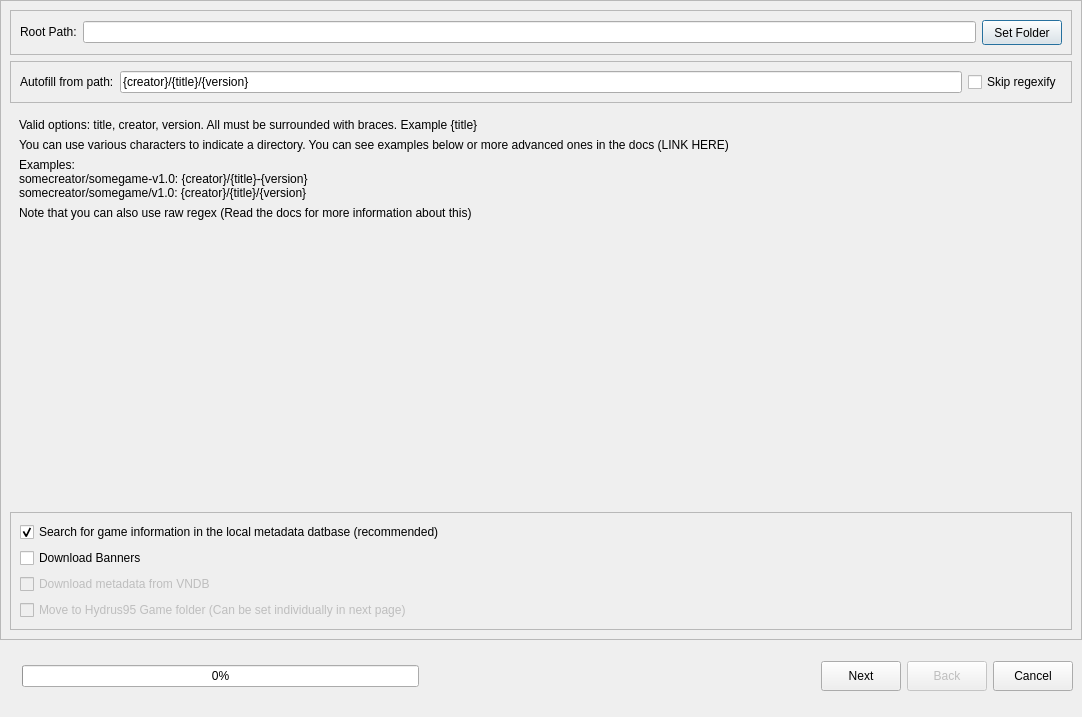
Before: the Qt Designer form src/ui/dialog/batchimportdialog.ui in KJNeko/Atlas, drawn with Qt 5.
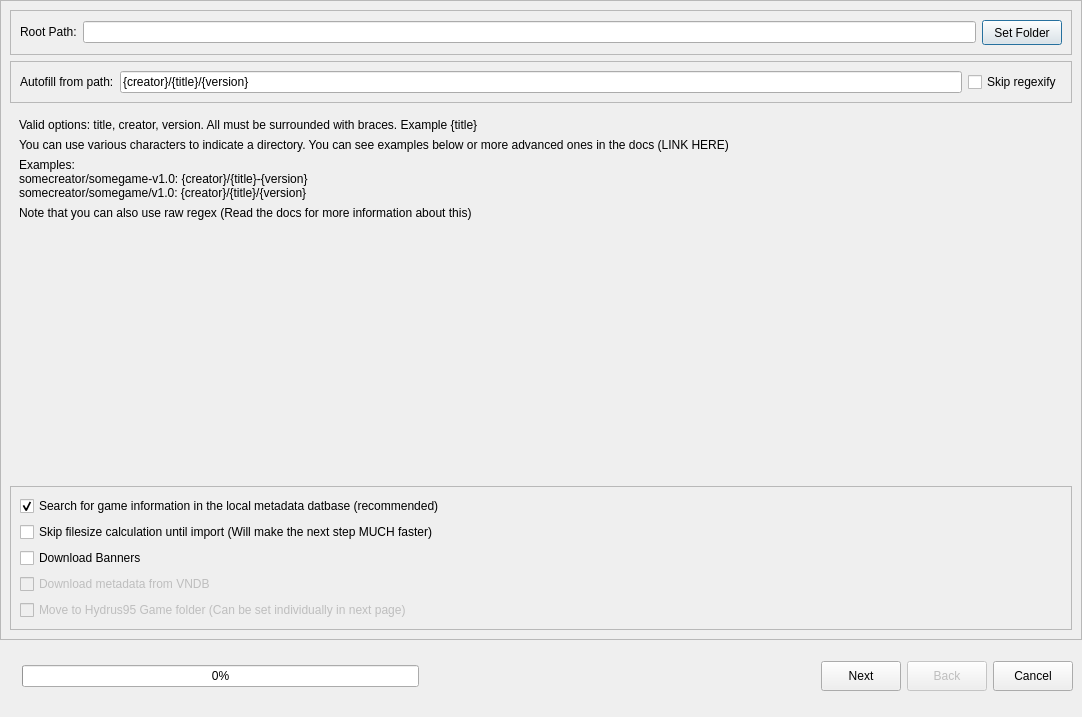
After: the same form once the commit is applied.

Commit message: Redo config and load/save config for batchImportDialog

The edit to the form file:
```diff
--- a/src/ui/dialog/batchimportdialog.ui
+++ b/src/ui/dialog/batchimportdialog.ui
@@ -217,6 +217,13 @@
                </property>
               </widget>
              </item>
+             <item>
+              <widget class="QCheckBox" name="cbSkipFilesize">
+               <property name="text">
+                <string>Skip filesize calculation until import (Will make the next step MUCH faster)</string>
+               </property>
+              </widget>
+             </item>
              <item>
               <widget class="QCheckBox" name="cbDownloadBanners">
                <property name="enabled">
```
Left out of the diff: 4 changed lines with no effect on the pictures. The commit also changes 9 other files.
